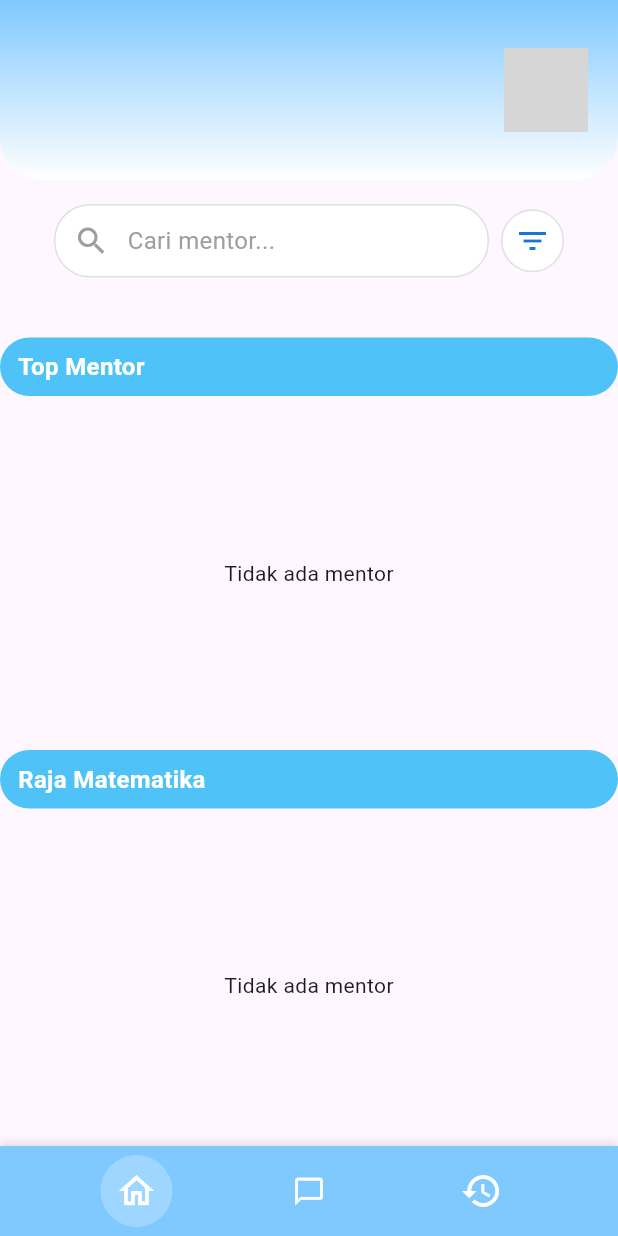
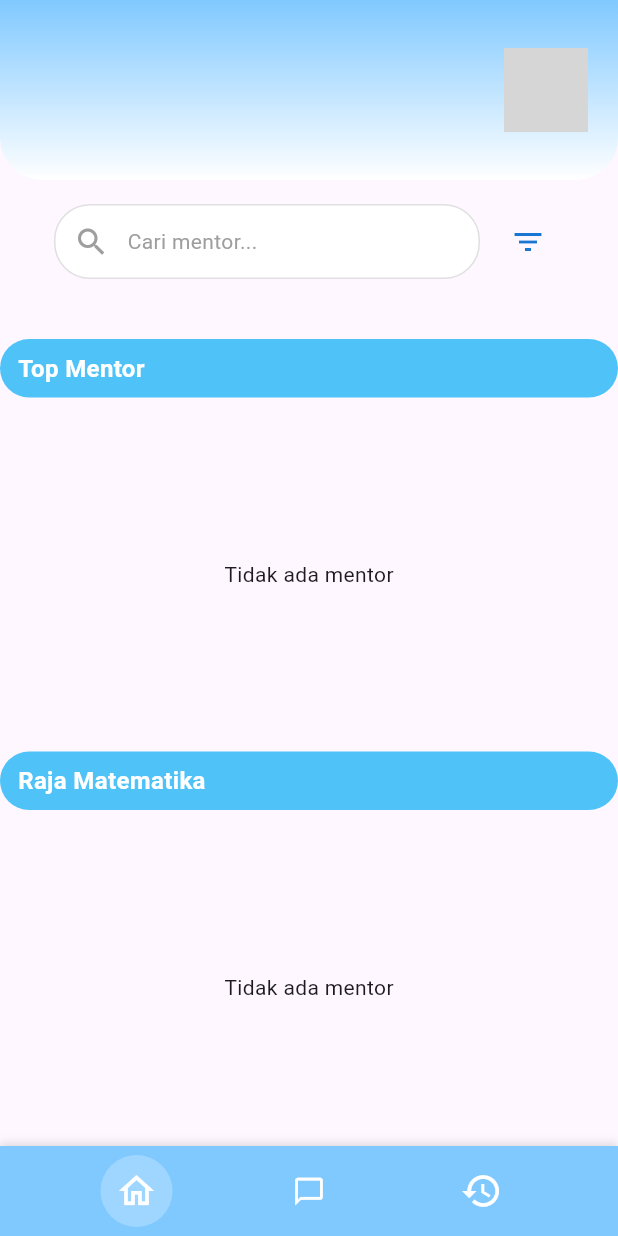
Before and after one commit to davin59/KonsulMate, a Flutter app: the HomeUser screen opened directly with empty values, on a phone screen of 412 x 824 dp. Run offline on Flutter 3.47's test engine with Material 3 defaults, Android fonts, the phone set to English and light mode, and no system bars; our stand-ins replace cloud_firestore, firebase_auth, firebase_core; accounts and stored records are empty; grey boxes are pictures that could not be loaded.

Commit message:
penggunaan search bar

```diff
--- a/lib/pages/widgets/search_bar.dart
+++ b/lib/pages/widgets/search_bar.dart
@@ -4,11 +4,19 @@ import '../user/search_page.dart';
 class CustomSearchBar extends StatelessWidget {
   final String userName;
   final String userId;
+  final TextEditingController? controller;
+  final Function(String)? onSearchChanged;
+  final VoidCallback? onFilterTap;
+  final bool isOnSearchPage;
 
   const CustomSearchBar({
     super.key,
     required this.userName,
     required this.userId,
+    this.controller,
+    this.onSearchChanged,
+    this.onFilterTap,
+    this.isOnSearchPage = false,
   });
 
   @override
@@ -18,38 +26,46 @@ class CustomSearchBar extends StatelessWidget {
       child: Row(
         children: [
           Expanded(
-            child: GestureDetector(
-              onTap: () {
-                Navigator.push(
-                  context,
-                  MaterialPageRoute(
-                    builder: (context) => SearchPage(userName: userName, userId: userId),
-                  ),
-                );
-              },
             child: Container(
               decoration: BoxDecoration(
                 color: Colors.white,
                 borderRadius: BorderRadius.circular(24),
                 border: Border.all(color: Colors.grey.shade300),
               ),
+              child: isOnSearchPage && controller != null
+                  ? TextField(
+                      controller: controller,
+                      decoration: const InputDecoration(
+                        hintText: 'Cari mentor...',
+                        prefixIcon: Icon(Icons.search),
+                        border: InputBorder.none,
+                        contentPadding: EdgeInsets.symmetric(vertical: 12),
+                      ),
+                      onChanged: onSearchChanged,
+                    )
+                  : InkWell(
+                      onTap: () {
+                        if (!isOnSearchPage) {
+                          Navigator.push(
+                            context,
+                            MaterialPageRoute(
+                              builder: (context) => SearchPage(
+                                userName: userName,
+                                userId: userId,
+                              ),
+                            ),
+                          );
+                        }
+                      },
                       child: const Row(
                         children: [
                           Padding(
-                      padding: EdgeInsets.symmetric(horizontal: 12.0),
+                            padding: EdgeInsets.symmetric(horizontal: 12.0, vertical: 12.0),
                             child: Icon(Icons.search, color: Colors.grey),
                           ),
-                    Expanded(
-                      child: Padding(
-                        padding: EdgeInsets.symmetric(vertical: 12.0),
-                        child: Text(
+                          Text(
                             'Cari mentor...',
-                          style: TextStyle(
-                            color: Colors.grey,
-                            fontSize: 16,
-                          ),
-                        ),
-                      ),
+                            style: TextStyle(color: Colors.grey),
                           ),
                         ],
                       ),
@@ -57,34 +73,25 @@ class CustomSearchBar extends StatelessWidget {
             ),
           ),
           const SizedBox(width: 8),
-          GestureDetector(
-            onTap: () {
+          IconButton(
+            icon: Icon(
+              isOnSearchPage ? Icons.filter_list_off : Icons.filter_list,
+              color: Colors.blue[700],
+            ),
+            onPressed: onFilterTap ?? () {
+              if (!isOnSearchPage) {
                 Navigator.push(
                   context,
                   MaterialPageRoute(
                     builder: (context) => SearchPage(
                       userName: userName,
                       userId: userId,
-                    showFilters: true, // Tambahkan parameter ini ke SearchPage jika ingin langsung menampilkan filter
+                      showFilters: true,
                     ),
                   ),
                 );
+              }
             },
-            child: Container(
-              decoration: BoxDecoration(
-                shape: BoxShape.circle,
-                color: Colors.white,
-                border: Border.all(color: Colors.grey.shade300),
-              ),
-              child: Padding(
-                padding: const EdgeInsets.all(8.0),
-                child: Icon(
-                  Icons.filter_list,
-                  color: Colors.blue[700],
-                  size: 24,
-                ),
-              ),
-            ),
           ),
         ],
       ),
```
Also changed, not shown: lib/pages/user/search_page.dart (+14 -39 lines). Lines whose indentation alone changed are shown as unchanged.
